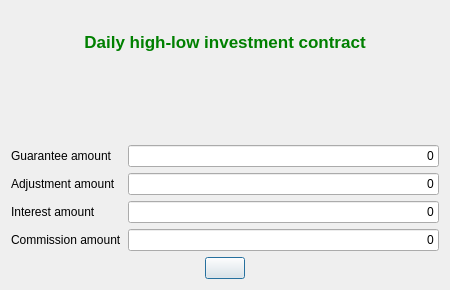
Above: xulpymoney/ui/frmHlContractAdd.ui from turulomio/xulpymoney before the change. Below: the same form after it.
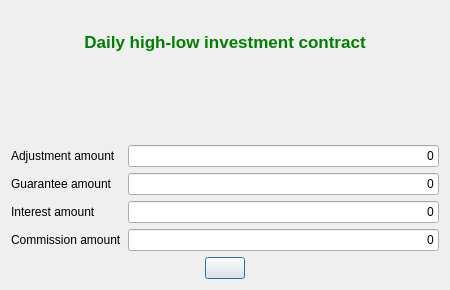
That is the form after the change. Icons and pictures are not drawn. Custom widgets are drawn as their Qt base class.

Commit message: Adjustments are now in the first place

The edit to the form file:
```diff
--- a/xulpymoney/ui/frmHlContractAdd.ui
+++ b/xulpymoney/ui/frmHlContractAdd.ui
@@ -81,14 +81,14 @@
      </item>
      <item>
       <layout class="QFormLayout" name="formLayout">
-       <item row="0" column="0">
+       <item row="1" column="0">
         <widget class="QLabel" name="label">
          <property name="text">
           <string>Guarantee amount</string>
          </property>
         </widget>
        </item>
-       <item row="0" column="1">
+       <item row="1" column="1">
         <widget class="myQLineEdit" name="txtGuarantee">
          <property name="sizePolicy">
           <sizepolicy hsizetype="Expanding" vsizetype="Fixed">
@@ -104,14 +104,14 @@
          </property>
         </widget>
        </item>
-       <item row="1" column="0">
+       <item row="0" column="0">
         <widget class="QLabel" name="lblLiquido_7">
          <property name="text">
           <string>Adjustment amount</string>
          </property>
         </widget>
        </item>
-       <item row="1" column="1">
+       <item row="0" column="1">
         <widget class="myQLineEdit" name="txtAdjustment">
          <property name="sizePolicy">
           <sizepolicy hsizetype="Expanding" vsizetype="Fixed">
```
Left out of the diff: 66 changed lines with no effect on the pictures.
